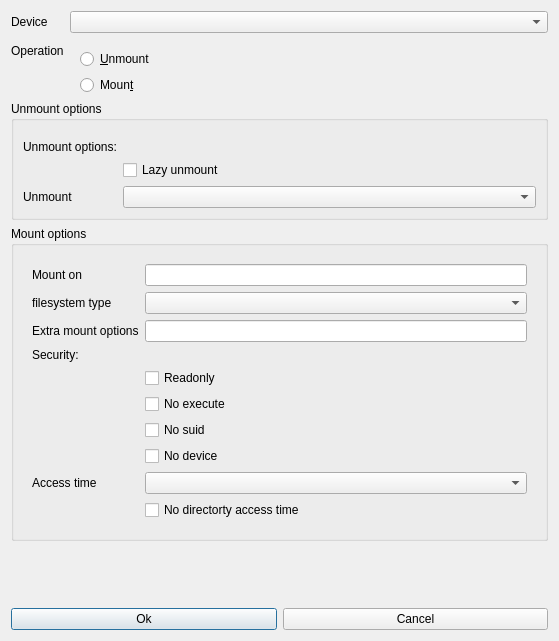
iddekingej/blgui, file ui/mount.ui: the form before one commit.
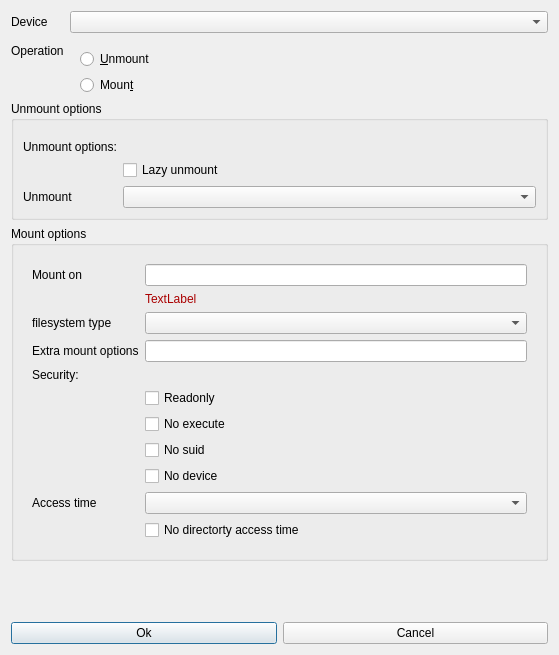
The form after the commit.

Commit message: * Can disable lvm tab and warn when path not exists in mount dialog

```diff
--- a/ui/mount.ui
+++ b/ui/mount.ui
@@ -7,7 +7,7 @@
     <x>0</x>
     <y>0</y>
     <width>559</width>
-    <height>641</height>
+    <height>655</height>
    </rect>
   </property>
   <property name="windowTitle">
@@ -130,14 +130,14 @@
          <item row="0" column="1">
           <widget class="QLineEdit" name="mountpoint"/>
          </item>
-         <item row="1" column="0">
+         <item row="2" column="0">
           <widget class="QLabel" name="label_9">
            <property name="text">
             <string>filesystem type</string>
            </property>
           </widget>
          </item>
-         <item row="1" column="1">
+         <item row="2" column="1">
           <widget class="QComboBox" name="fsType">
            <property name="sizePolicy">
             <sizepolicy hsizetype="Preferred" vsizetype="Fixed">
@@ -150,72 +150,82 @@
            </property>
           </widget>
          </item>
-         <item row="4" column="1">
+         <item row="5" column="1">
           <widget class="QCheckBox" name="readOnly">
            <property name="text">
             <string>Readonly</string>
            </property>
           </widget>
          </item>
-         <item row="5" column="1">
+         <item row="6" column="1">
           <widget class="QCheckBox" name="noExec">
            <property name="text">
             <string>No execute</string>
            </property>
           </widget>
          </item>
-         <item row="6" column="1">
+         <item row="7" column="1">
           <widget class="QCheckBox" name="noSuid">
            <property name="text">
             <string>No suid</string>
            </property>
           </widget>
          </item>
-         <item row="7" column="1">
+         <item row="8" column="1">
           <widget class="QCheckBox" name="noDevices">
            <property name="text">
             <string>No device</string>
            </property>
           </widget>
          </item>
-         <item row="8" column="0">
+         <item row="9" column="0">
           <widget class="QLabel" name="label_6">
            <property name="text">
             <string>Access time</string>
            </property>
           </widget>
          </item>
-         <item row="8" column="1">
-          <widget class="QComboBox" name="accesTimeSet">
-           <property name="editable">
-            <bool>false</bool>
-           </property>
-          </widget>
-         </item>
          <item row="9" column="1">
+          <widget class="QComboBox" name="accesTimeSet">
+           <property name="editable">
+            <bool>false</bool>
+           </property>
+          </widget>
+         </item>
+         <item row="10" column="1">
           <widget class="QCheckBox" name="noAccessDir">
            <property name="text">
             <string>No directorty access time</string>
            </property>
           </widget>
          </item>
-         <item row="3" column="0">
+         <item row="4" column="0">
           <widget class="QLabel" name="label_13">
            <property name="text">
             <string>Security:</string>
            </property>
           </widget>
          </item>
-         <item row="2" column="0">
+         <item row="3" column="0">
           <widget class="QLabel" name="label_3">
            <property name="text">
             <string>Extra mount options</string>
            </property>
           </widget>
          </item>
-         <item row="2" column="1">
+         <item row="3" column="1">
           <widget class="QLineEdit" name="extraOptions"/>
          </item>
+         <item row="1" column="1">
+          <widget class="QLabel" name="errorLabel">
+           <property name="styleSheet">
+            <string notr="true">color:rgb(170, 0, 0)</string>
+           </property>
+           <property name="text">
+            <string notr="true" extracomment="Err messages regarding mount point are displayed here">TextLabel</string>
+           </property>
+          </widget>
+         </item>
         </layout>
        </widget>
       </item>
```
The commit also changes 8 other files.
